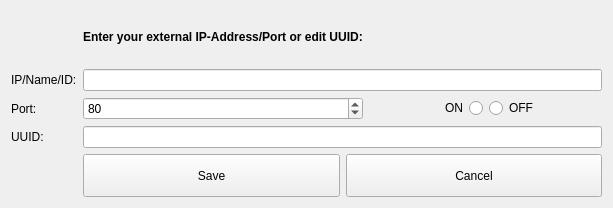
Qt form ui/listener-edit.ui (berndhs/arado) before a commit.
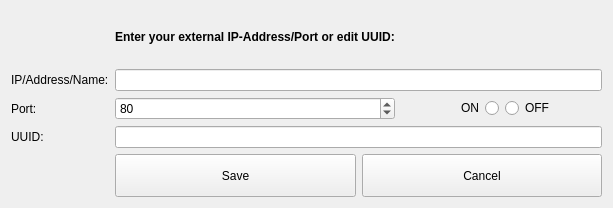
The same form after that commit. Icons and pictures are not drawn.

```diff
--- a/ui/listener-edit.ui
+++ b/ui/listener-edit.ui
@@ -43,7 +43,7 @@
       <enum>Qt::RightToLeft</enum>
      </property>
      <property name="text">
-      <string>IP/Name/ID:</string>
+      <string>IP/Address/Name:</string>
      </property>
     </widget>
    </item>
```
